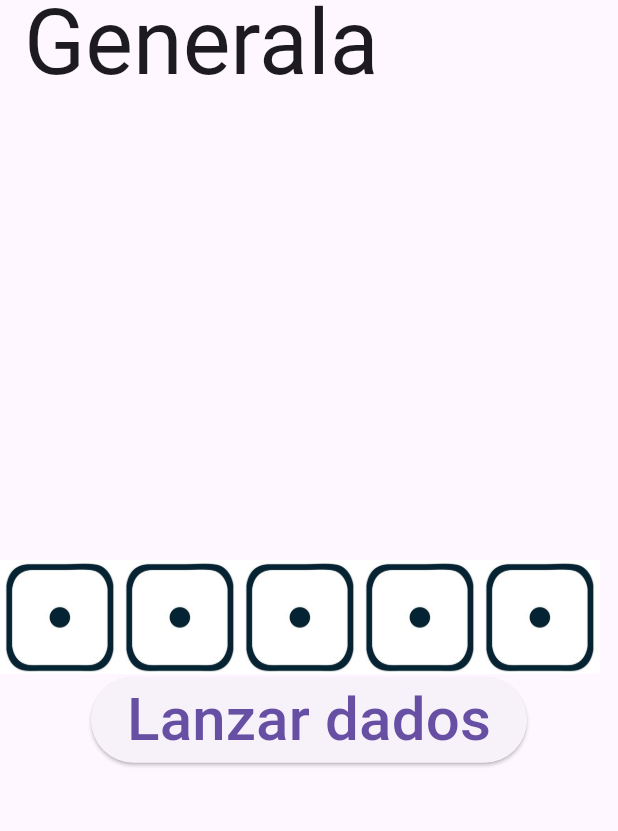
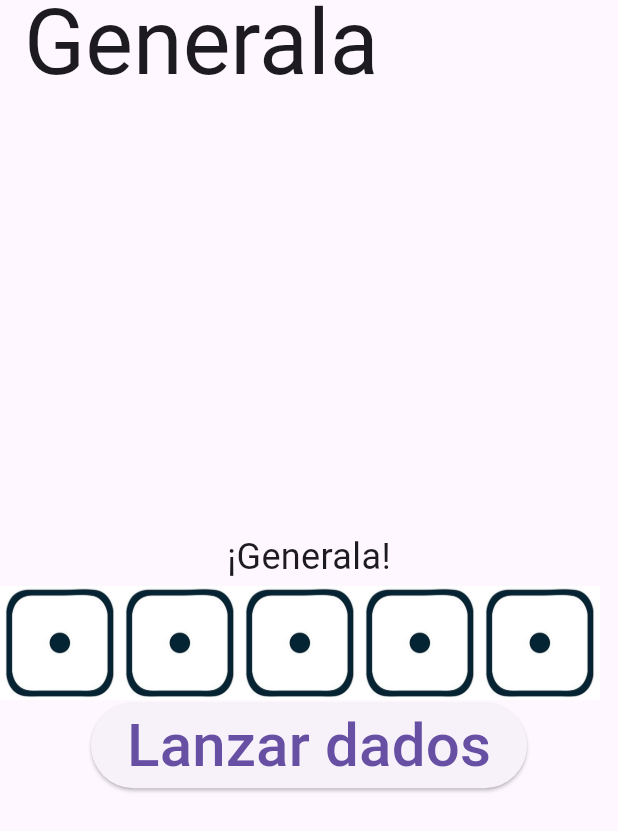
Before and after one commit to ariandres11/generalaGame, a Flutter app: the screen it shows after launch, on a phone screen of 412 x 824 dp. Shown: the top 831 px of the screen. Run offline on Flutter 3.47's test engine with Material 3 defaults, Android fonts, the light colour scheme and no system bars; Roboto replaces fonts that are missing (FreemanReg).

Commit message:
Casos de la generala implementados

```diff
--- a/lib/components/dado.dart
+++ b/lib/components/dado.dart
@@ -39,13 +39,63 @@ class _JuegoState extends State<Juego> {
         }
       }
     });
+    //verCombinaciones(numerosDados);
   }
 
+  Widget verCombinaciones(List<int> numerosDados){
+    var conteo = Map<int,int>();
+    String resultado = '';
+
+    // Conteo de los dados
+    for(var numDado in numerosDados){
+      conteo[numDado] = (conteo[numDado] ?? 0) + 1;
+    }
+    // Verificar si hay generala
+    if(conteo.containsValue(5)){
+      resultado = '¡Generala!';
+    }
+    // Verificar si hay póker
+    else if(conteo.containsValue(4)){
+      int numeroPoker = conteo.entries.firstWhere((entry) => entry.value == 4).key;
+      resultado = 'Póker de $numeroPoker';
+    }
+    // Verificar si hay full
+    else if(conteo.containsValue(3) && conteo.containsValue(2)){
+      resultado = 'Full';
+    }
+    // Verificar si hay escalera
+    else if(conteo.keys.toSet().containsAll({1, 2, 3, 4, 5}) || conteo.keys.toSet().containsAll({2, 3, 4, 5, 6}) || conteo.keys.toSet().containsAll({3, 4, 5, 6, 1}) || conteo.keys.toSet().containsAll({2, 4, 5, 6, 1})){
+      resultado = 'Escalera';
+    }
+    // Verificar si hay trío
+    else if(conteo.containsValue(3)){
+      int numeroTrio = conteo.entries.firstWhere((entry) => entry.value == 3).key;
+      resultado = '3 al $numeroTrio';
+    }
+    // Verificar si hay doble par
+    else if(conteo.values.where((cantidad) => cantidad == 2).length == 2){
+      resultado = 'Doble par';
+    }
+    // Verificar si hay par
+    else if(conteo.containsValue(2)){
+      int numeroPar = conteo.entries.firstWhere((entry) => entry.value == 2).key;
+      resultado = 'Dos al $numeroPar';
+    }
+
+    // Si no hay ninguna combinación especial, mostrar la cantidad de cada dado
+    if(resultado.isEmpty){
+      conteo.forEach((numero, cantidad) {
+        resultado += 'Número $numero: $cantidad veces\n';
+      });
+    }
+    return Text(resultado, style: TextStyle(fontSize: 24));
+  }
 
   @override
   Widget build(BuildContext context) {
     return Column(
       children: <Widget>[
+        verCombinaciones(numerosDados),
         Row(
           children: numerosDados.asMap().entries.map((entry) {
             int idx = entry.key;
@@ -77,5 +127,4 @@ class _JuegoState extends State<Juego> {
       ],
     );
   }
-
 }
```
